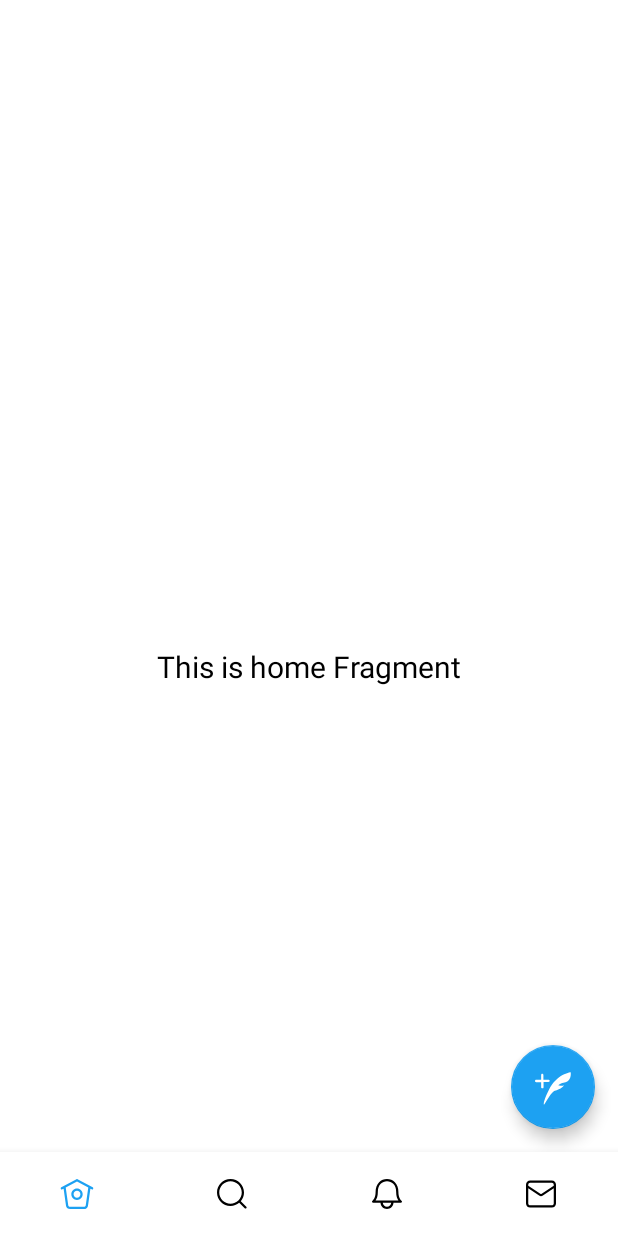
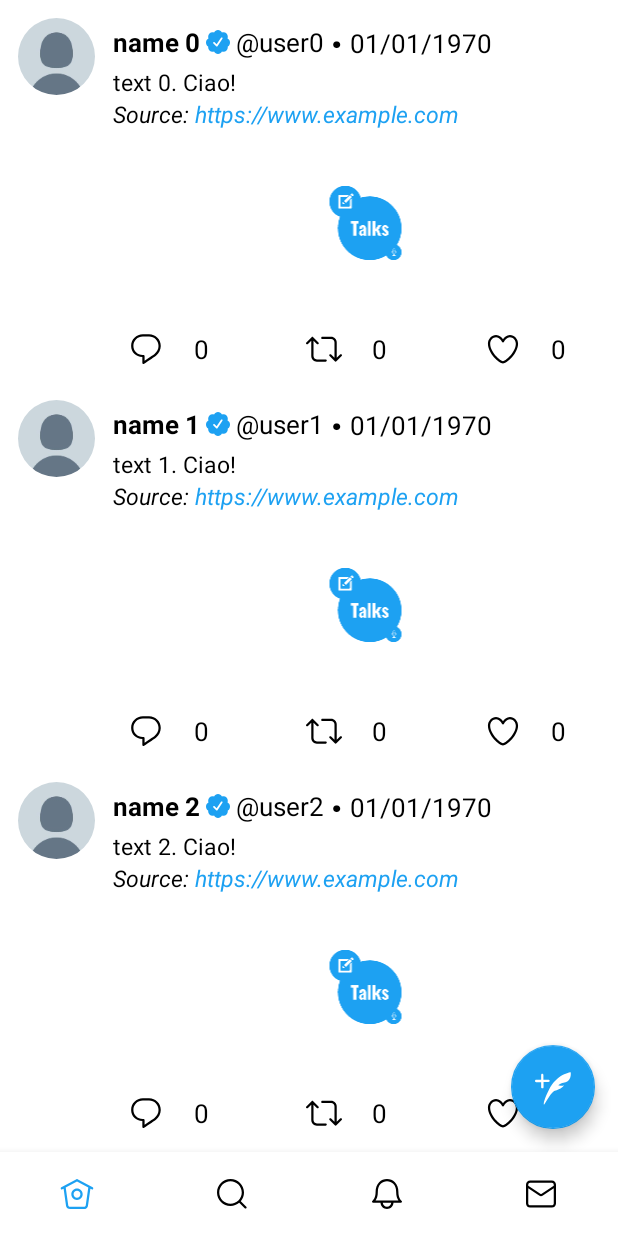
Before and after one commit to vellons/TwitterClone, an Android app: the HomeFragment screen opened directly, with no data from a screen before it, on a phone screen of 412 x 824 dp. Run offline under Robolectric (Android 15) with nearby library versions, the phone set to English and light mode, and no system bars; our stand-ins replace navigation-ui.

Commit message:
Added RecyclerView for tweet scroll list

```diff
--- a/app/build.gradle
+++ b/app/build.gradle
@@ -42,6 +42,7 @@ dependencies {
     implementation 'androidx.navigation:navigation-ui-ktx:2.3.5'
     implementation 'androidx.lifecycle:lifecycle-livedata-ktx:2.3.1'
     implementation 'androidx.lifecycle:lifecycle-viewmodel-ktx:2.3.1'
+    implementation 'androidx.recyclerview:recyclerview:1.2.0'
     testImplementation 'junit:junit:4.13.2'
     androidTestImplementation 'androidx.test.ext:junit:1.1.2'
     androidTestImplementation 'androidx.test.espresso:espresso-core:3.3.0'
--- a/app/src/main/java/it/uninsubria/pdm/vellons/twitterclone/MainActivity.kt
+++ b/app/src/main/java/it/uninsubria/pdm/vellons/twitterclone/MainActivity.kt
@@ -19,6 +19,11 @@ class MainActivity : AppCompatActivity() {
         startActivity(intent)
     }
 
+    fun goToLogin(v: View) {
+        val intent = Intent(this@MainActivity, Navigator::class.java)
+        startActivity(intent)
+    }
+
     fun showInfo(v: View) {
         val toast = Toast.makeText(
             applicationContext,
--- /dev/null
+++ b/app/src/main/java/it/uninsubria/pdm/vellons/twitterclone/tweet/Tweet.kt
@@ -0,0 +1,7 @@
+package it.uninsubria.pdm.vellons.twitterclone.tweet
+
+data class Tweet(
+    val name: String,
+    val username: String,
+    val text: String
+)
--- /dev/null
+++ b/app/src/main/java/it/uninsubria/pdm/vellons/twitterclone/tweet/TweetAdapter.kt
@@ -0,0 +1,38 @@
+package it.uninsubria.pdm.vellons.twitterclone.tweet
+
+import android.annotation.SuppressLint
+import android.view.LayoutInflater
+import android.view.View
+import android.view.ViewGroup
+import android.widget.TextView
+import androidx.recyclerview.widget.RecyclerView
+import it.uninsubria.pdm.vellons.twitterclone.R
+
+class TweetAdapter(private val tweetList: List<Tweet>) :
+    // Useful: https://www.youtube.com/watch?v=6Gm3eMG8KqI
+    RecyclerView.Adapter<TweetAdapter.TweetViewHolder>() {
+
+    class TweetViewHolder(itemView: View) : RecyclerView.ViewHolder(itemView) {
+        val name: TextView = itemView.findViewById<TextView>(R.id.textViewName)
+        val username: TextView = itemView.findViewById<TextView>(R.id.textViewUsername)
+        val text: TextView = itemView.findViewById<TextView>(R.id.text)
+    }
+
+    @SuppressLint("SetTextI18n")
+    override fun onBindViewHolder(holder: TweetViewHolder, position: Int) {
+        val currentItem = tweetList[position]
+        holder.name.text = currentItem.name
+        holder.username.text = "@" + currentItem.username
+        holder.text.text = currentItem.text
+    }
+
+    override fun onCreateViewHolder(parent: ViewGroup, viewType: Int): TweetViewHolder {
+        val itemView =
+            LayoutInflater.from(parent.context).inflate(R.layout.tweet, parent, false)
+        return TweetViewHolder(itemView)
+    }
+
+    override fun getItemCount(): Int {
+        return tweetList.size
+    }
+}
--- /dev/null
+++ b/app/src/main/java/it/uninsubria/pdm/vellons/twitterclone/tweet/TweetFragment.kt
@@ -0,0 +1,18 @@
+package it.uninsubria.pdm.vellons.twitterclone.tweet
+
+import android.os.Bundle
+import android.view.LayoutInflater
+import android.view.View
+import android.view.ViewGroup
+import androidx.fragment.app.Fragment
+import it.uninsubria.pdm.vellons.twitterclone.R
+
+class TweetFragment : Fragment() {
+    override fun onCreateView(
+        inflater: LayoutInflater,
+        container: ViewGroup?,
+        savedInstanceState: Bundle?
+    ): View? {
+        return inflater.inflate(R.layout.tweet, container, false)
+    }
+}
--- a/app/src/main/java/it/uninsubria/pdm/vellons/twitterclone/ui/home/HomeFragment.kt
+++ b/app/src/main/java/it/uninsubria/pdm/vellons/twitterclone/ui/home/HomeFragment.kt
@@ -4,10 +4,13 @@ import android.os.Bundle
 import android.view.LayoutInflater
 import android.view.View
 import android.view.ViewGroup
-import android.widget.TextView
 import androidx.fragment.app.Fragment
 import androidx.lifecycle.ViewModelProvider
+import androidx.recyclerview.widget.LinearLayoutManager
+import androidx.recyclerview.widget.RecyclerView
 import it.uninsubria.pdm.vellons.twitterclone.R
+import it.uninsubria.pdm.vellons.twitterclone.tweet.Tweet
+import it.uninsubria.pdm.vellons.twitterclone.tweet.TweetAdapter
 
 class HomeFragment : Fragment() {
 
@@ -18,12 +21,27 @@ class HomeFragment : Fragment() {
         container: ViewGroup?,
         savedInstanceState: Bundle?
     ): View? {
+        val tweetList = generateSampleList(20)
         homeViewModel = ViewModelProvider(this).get(HomeViewModel::class.java)
         val root = inflater.inflate(R.layout.fragment_home, container, false)
-        val textView: TextView = root.findViewById(R.id.text)
-        homeViewModel.text.observe(viewLifecycleOwner, {
-            textView.text = it
-        })
+        val recyclerView: RecyclerView = root.findViewById(R.id.recycler_view_home_tweet)
+        recyclerView.adapter = TweetAdapter(tweetList)
+        recyclerView.layoutManager = LinearLayoutManager(activity)
+        recyclerView.setHasFixedSize(true)
         return root
     }
+
+    private fun generateSampleList(size: Int): List<Tweet> {
+        val list = ArrayList<Tweet>()
+
+        for (i in 0 until size) {
+            val item = Tweet(
+                name = "name $i",
+                username = "user$i",
+                text = "text $i. Ciao!",
+            )
+            list += item
+        }
+        return list
+    }
 }
--- a/app/src/main/res/layout/activity_main.xml
+++ b/app/src/main/res/layout/activity_main.xml
@@ -41,6 +41,7 @@
         android:layout_width="wrap_content"
         android:layout_height="wrap_content"
         android:background="@drawable/my_button_transparent"
+        android:onClick="goToLogin"
         android:padding="8dp"
         android:text="@string/already_have_an_account"
         android:textColor="@color/primary"
--- a/app/src/main/res/layout/activity_navigator.xml
+++ b/app/src/main/res/layout/activity_navigator.xml
@@ -3,8 +3,7 @@
     xmlns:app="http://schemas.android.com/apk/res-auto"
     android:id="@+id/container"
     android:layout_width="match_parent"
-    android:layout_height="match_parent"
-    android:paddingTop="?attr/actionBarSize">
+    android:layout_height="match_parent">
 
     <fragment
         android:id="@+id/nav_host_fragment"
--- a/app/src/main/res/layout/fragment_home.xml
+++ b/app/src/main/res/layout/fragment_home.xml
@@ -6,18 +6,15 @@
     android:layout_height="match_parent"
     tools:context=".ui.home.HomeFragment">
 
-    <TextView
-        android:id="@+id/text"
+    <androidx.recyclerview.widget.RecyclerView
+        android:id="@+id/recycler_view_home_tweet"
         android:layout_width="match_parent"
-        android:layout_height="wrap_content"
-        android:layout_marginStart="8dp"
-        android:layout_marginTop="8dp"
-        android:layout_marginEnd="8dp"
-        android:textAlignment="center"
-        android:textSize="20sp"
+        android:layout_height="match_parent"
+        android:orientation="vertical"
         app:layout_constraintBottom_toBottomOf="parent"
         app:layout_constraintEnd_toEndOf="parent"
         app:layout_constraintStart_toStartOf="parent"
-        app:layout_constraintTop_toTopOf="parent" />
+        app:layout_constraintTop_toTopOf="parent"
+        tools:listitem="@layout/tweet"/>
 
 </androidx.constraintlayout.widget.ConstraintLayout>
--- a/app/src/main/res/layout/tweet.xml
+++ b/app/src/main/res/layout/tweet.xml
@@ -1,12 +1,13 @@
 <?xml version="1.0" encoding="utf-8"?>
 <androidx.constraintlayout.widget.ConstraintLayout xmlns:android="http://schemas.android.com/apk/res/android"
     xmlns:app="http://schemas.android.com/apk/res-auto"
-    android:id="@+id/linearLayout"
+    xmlns:tools="http://schemas.android.com/tools"
     android:layout_width="match_parent"
-    android:layout_height="match_parent">
+    android:layout_height="wrap_content"
+    tools:context=".tweet.TweetFragment">
 
     <com.google.android.material.imageview.ShapeableImageView
-        android:id="@+id/cardViewProfile"
+        android:id="@+id/imageViewProfile"
         android:layout_width="75dp"
         android:layout_height="75dp"
         android:adjustViewBounds="true"
@@ -27,7 +28,7 @@
         android:text="@string/name"
         android:textSize="17sp"
         android:textStyle="bold"
-        app:layout_constraintStart_toEndOf="@+id/cardViewProfile"
+        app:layout_constraintStart_toEndOf="@+id/imageViewProfile"
         app:layout_constraintTop_toTopOf="parent" />
 
     <ImageView
@@ -84,7 +85,7 @@
         android:layout_marginTop="4dp"
         android:text="..."
         android:textSize="15sp"
-        app:layout_constraintStart_toEndOf="@+id/cardViewProfile"
+        app:layout_constraintStart_toEndOf="@+id/imageViewProfile"
         app:layout_constraintTop_toBottomOf="@+id/textViewName" />
 
     <TextView
@@ -117,7 +118,7 @@
         android:contentDescription="@string/photo"
         android:padding="8dp"
         app:layout_constraintEnd_toEndOf="parent"
-        app:layout_constraintStart_toEndOf="@+id/cardViewProfile"
+        app:layout_constraintStart_toEndOf="@+id/imageViewProfile"
         app:layout_constraintTop_toBottomOf="@+id/textViewSource"
         app:srcCompat="@mipmap/ic_launcher_foreground" />
 
```
